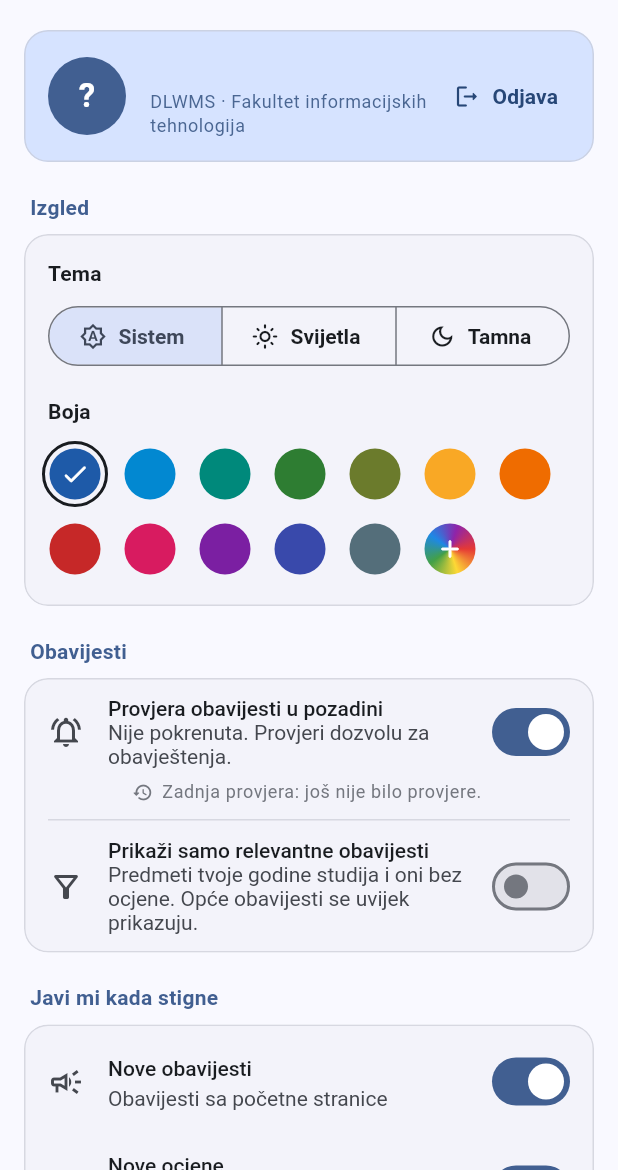
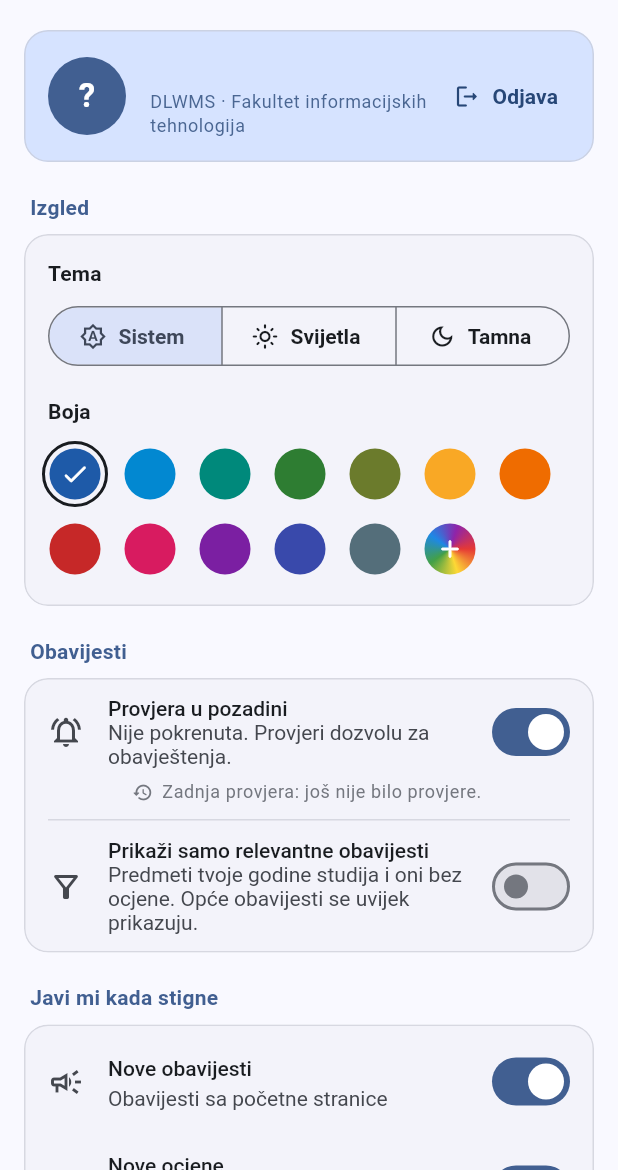
Before and after one commit to voloder/dlwms-mobile, a Flutter app: the SettingsPage screen opened by its route, on a phone screen of 412 x 824 dp, the part 66-1236 px from its top. Run offline on Flutter 3.47's test engine with Material 3 defaults, Android fonts, the phone set to English and light mode, and no system bars; drawn by our look-alikes of dynamic_color; our stand-ins replace flutter_local_notifications, flutter_secure_storage, go_router, open_filex, shared_preferences, timezone; missing offline and left inert: flutter_foreground_task; accounts and stored records are empty.

Commit message:
Settings: background check covers more than announcements
Co-Authored-By: Claude Opus 5.5 <noreply@anthropic.com>
Claude-Session: https://claude.ai/code/session_01VBQG2KnsKSZFe24yk4bzKN

```diff
--- a/lib/ui/pages/settings_page.dart
+++ b/lib/ui/pages/settings_page.dart
@@ -506,7 +506,7 @@ class _NotificationsCard extends StatelessWidget {
         SwitchListTile(
           contentPadding: const EdgeInsets.fromLTRB(16, 4, 12, 0),
           secondary: const Icon(Icons.notifications_active_outlined),
-          title: const Text('Provjera obavijesti u pozadini'),
+          title: const Text('Provjera u pozadini'),
           subtitle: Text(_backgroundDescription(auth)),
           value: BackgroundService.isSupported && auth.backgroundCheckEnabled,
           onChanged: BackgroundService.isSupported
@@ -567,7 +567,7 @@ class _NotificationsCard extends StatelessWidget {
 
     final result = switch (status.result) {
       CheckResult.ok => status.newCount == 0
-          ? 'nema novih obavijesti'
+          ? 'ništa novo'
           : 'novih obavještenja: ${status.newCount}',
       CheckResult.authFailed => 'prijava nije uspjela, otvorite aplikaciju',
       CheckResult.error => 'nije uspjela, pokušava ponovo za 5 minuta',
```
